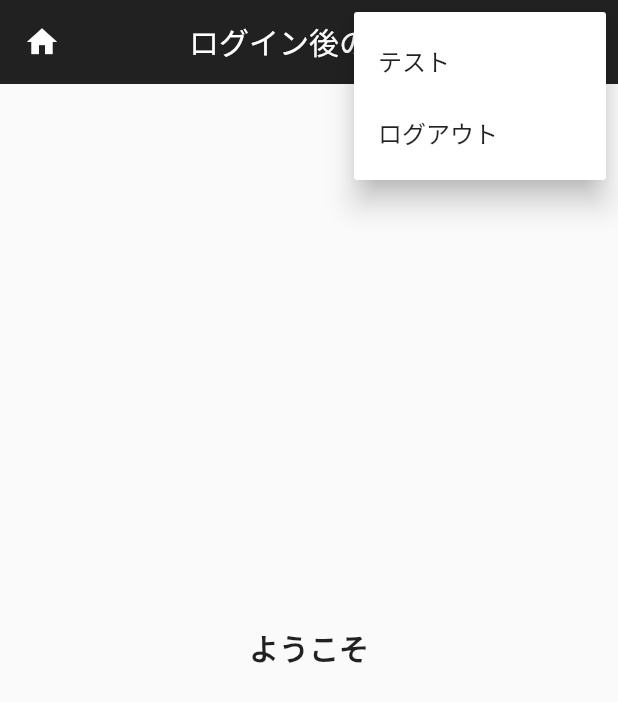
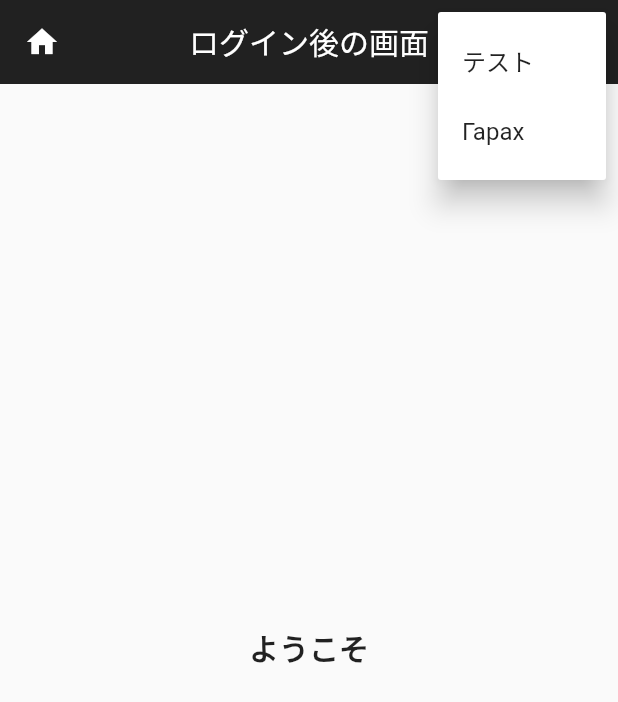
Before and after one commit to Sainkhishig/japanese_n5, a Flutter app: the Home screen opened directly, after a tap on the "menu" icon, on a phone screen of 412 x 824 dp. Shown: the top 702 px of the screen. Run offline on Flutter 3.47's test engine with Material 2 defaults, Android fonts, the phone set to English and light mode, and no system bars; our stand-ins replace audio_service, audio_video_progress_bar, csv, firebase_auth, firebase_database, flutter_hooks and 9 more; missing offline and left inert: adaptive_navigation, excel, flash_card, kana_kit, text_to_speech, translit; accounts and stored records are empty.

Commit message:
change login

```diff
--- a/lib/authentication/home.dart
+++ b/lib/authentication/home.dart
@@ -10,13 +10,13 @@ class Home extends StatelessWidget {
 
   @override
   Widget build(BuildContext context) {
-    const List<String> _popmenu_list = ["テスト", "ログアウト"];
+    const List<String> _popmenu_list = ["テスト", "Гарах"];
 
     return Scaffold(
       // Header部分
       appBar: AppBar(
-        leading: Icon(Icons.home),
-        title: Text('ログイン後の画面'),
+        leading: const Icon(Icons.home),
+        title: const Text('ログイン後の画面'),
         backgroundColor: Colors.black87,
         centerTitle: true,
         elevation: 0.0,
@@ -27,7 +27,7 @@ class Home extends StatelessWidget {
           PopupMenuButton<String>(
             icon: Icon(Icons.menu),
             onSelected: (String s) {
-              if (s == 'ログアウト') {
+              if (s == 'Гарах') {
                 auth!.signOut();
                 Navigator.of(context).pushNamed("/login");
               }
@@ -49,7 +49,7 @@ class Home extends StatelessWidget {
         child: Column(
           mainAxisSize: MainAxisSize.min,
           children: [
-            Text('ようこそ',
+            const Text('ようこそ',
                 style: TextStyle(fontSize: 20, fontWeight: FontWeight.bold)),
             Text(user_id ?? ""),
           ],
--- a/lib/import/import_vocabulary_page.dart
+++ b/lib/import/import_vocabulary_page.dart
@@ -1,7 +1,7 @@
 import 'package:afen_vocabulary/common/common_widget.dart';
 import 'package:afen_vocabulary/hive_db/object/dictionary.dart';
 import 'package:afen_vocabulary/hive_db/provider/n5_box_provider.dart';
-import 'package:firebase_database/firebase_database.dart';
+
 import 'package:flash_card/flash_card.dart';
 import 'package:flutter/material.dart';
 import 'package:flutter_hooks/flutter_hooks.dart';
--- /dev/null
+++ b/lib/login_state.dart
@@ -0,0 +1,75 @@
+import 'package:flutter/material.dart';
+import 'package:hooks_riverpod/hooks_riverpod.dart';
+
+final loginStateNotifierProvider =
+    StateNotifierProvider<LoginState, bool>((ref) {
+  return LoginState(widgetRef: ref);
+});
+
+class LoginState extends StateNotifier<bool> {
+  LoginState({required this.widgetRef}) : super(false);
+  //#region ==================== local variable ====================
+
+  final StateNotifierProviderRef widgetRef;
+  // final String? user_id;
+  // late final FirebaseAuth? auth;
+
+  // final SharedPreferences prefs;
+  // String _userName = "";
+  // String _fullname = "";
+
+  // int railIndex = 0;
+  // bool readylogin = false;
+  bool isLoginStateChanged = false;
+  //#endregion ==================== local variable ====================
+
+  //#region ==================== constructor ====================
+  // LoginState(this.prefs, this.user_id, this.auth) {
+  //   // loggedIn = prefs.getBool("LoggedIn") ?? false;
+  //   // userName = prefs.getString("userName") ?? "";
+  // }
+  //#endregion ==================== constructor ====================
+
+  //#region ==================== accessor ====================
+
+  // String get userName => _userName;
+  // set userName(String value) {
+  //   _userName = value;
+  //   prefs.setString("userName", value);
+  // }
+
+  // String get fullname => _fullname;
+  // set fullname(String value) {
+  //   _fullname = value;
+  //   prefs.setString("fullname", value);
+  // }
+
+  //#endregion ==================== accessor ====================
+
+  //#region ==================== method ====================
+
+  void logOut() async {
+    // prefs.setBool("ClickedLogoutButton", true);
+    // await keycloak.service.logout();
+    // await auth!.signOut();
+  }
+
+  void setLoginState(bool kcLogin) {
+    // loggedIn = kcLogin;
+    // isLoginStateChanged = kcLogin;
+    state = kcLogin;
+  }
+
+  // setRailIndex(int index) async {
+  //   railIndex = index;
+  // }
+
+  //#endregion ==================== method ====================
+}
+
+class Menu {
+  late String name;
+  late String destination;
+  late IconData icon;
+  Menu(this.name, this.destination, this.icon);
+}
```
Also changed, not shown: lib/authentication/email_check.dart (+9 -4 lines), lib/authentication/login.dart (+14 -14 lines), lib/common_frame_learning/common_page/common_frame.dart (+55 -9 lines), lib/main.dart (+85 -54 lines), lib/main_home.dart (added, +59 -0 lines), 1 other file.
